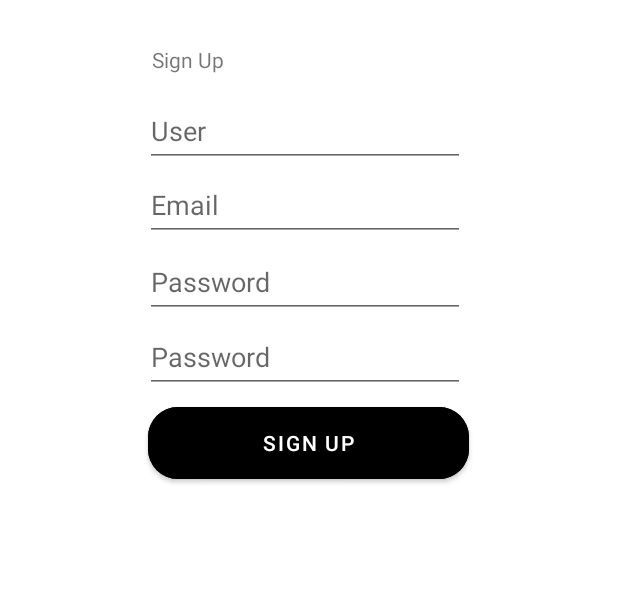
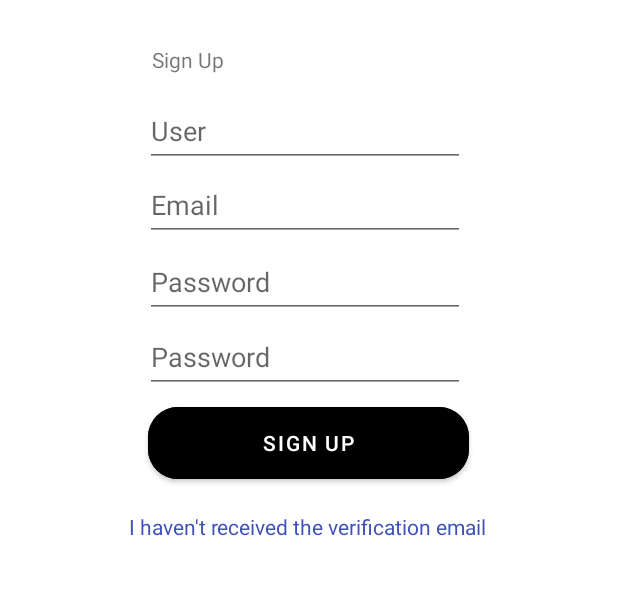
Before and after one commit to vadill0/MangApp, an Android app: the screen it shows after launch (SignInActivity), after a tap on "Sign Up", on a phone screen of 412 x 824 dp, the part 496-1091 px from its top. Run offline under Robolectric (Android 15) with nearby library versions, the phone set to English and light mode, and no system bars; our stand-ins replace Firebase (no records; nobody signed in at launch, a user with empty details on screens opened directly).

Commit message:
EmailVerificationFragment can be called from SignUpFragment.java

```diff
--- a/app/src/main/java/com/example/mangapp/SignInActivity.java
+++ b/app/src/main/java/com/example/mangapp/SignInActivity.java
@@ -34,7 +34,7 @@ import com.google.firebase.auth.GoogleAuthProvider;
 import java.util.Objects;
 import java.util.regex.Pattern;
 
-public class SignInActivity extends AppCompatActivity {
+public class SignInActivity extends AppCompatActivity implements SignUpFragment.OnEmailVerificationRequestedListener{
     private FirebaseAuth mAuth;
     private GoogleSignInClient googleSignInClient;
     private static final int RC_SIGN_IN = 9001;
@@ -241,6 +241,15 @@ public class SignInActivity extends AppCompatActivity {
         loadFragment(new EmailVerificationFragment(user));
     }
 
+    @Override
+    public void onEmailVerificationRequested() {
+        // Perform fragment transaction to open the email verification fragment
+        getSupportFragmentManager().beginTransaction()
+                .replace(R.id.fragment_container, new EmailVerificationFragment(mAuth.getCurrentUser()))
+                .addToBackStack(null)
+                .commit();
+    }
+
     public void updateUI(FirebaseUser user){
         textView.setText(user.getEmail());//debug
     }
--- a/app/src/main/java/com/example/mangapp/SignUpFragment.java
+++ b/app/src/main/java/com/example/mangapp/SignUpFragment.java
@@ -1,8 +1,10 @@
 package com.example.mangapp;
 
+import android.content.Context;
 import android.os.Bundle;
 
 import androidx.activity.OnBackPressedCallback;
+import androidx.annotation.NonNull;
 import androidx.fragment.app.Fragment;
 import androidx.fragment.app.FragmentManager;
 import android.util.Log;
@@ -12,6 +14,7 @@ import android.view.ViewGroup;
 import android.widget.Button;
 import android.widget.EditText;
 import android.widget.ImageView;
+import android.widget.TextView;
 import android.widget.Toast;
 import com.google.firebase.auth.FirebaseAuth;
 import com.google.firebase.auth.FirebaseUser;
@@ -19,6 +22,7 @@ import com.google.firebase.auth.FirebaseUser;
 public class SignUpFragment extends Fragment {
 
     private static final String TAG = "SignUpDialogFragment";
+    TextView textViewVerificationNotSent;
     EditText editTextUser, editTextEmailRecovery, editTextPassword, editTextPasswordVerify;
     ImageView imageViewReturn;
     Button buttonSignUp;
@@ -34,6 +38,7 @@ public class SignUpFragment extends Fragment {
         editTextUser = view.findViewById(R.id.editTextUser);
         editTextPasswordVerify = view.findViewById(R.id.editTextPasswordVerifySU);
         imageViewReturn = view.findViewById(R.id.imageViewReturn);
+        textViewVerificationNotSent = view.findViewById(R.id.textViewVerificationNotSent);
 
         mAuth = FirebaseAuth.getInstance();
 
@@ -55,6 +60,8 @@ public class SignUpFragment extends Fragment {
                 signUp(email, password);
             }
         });
+
+        textViewVerificationNotSent.setOnClickListener((View v) -> requestEmailVerification());
 
         imageViewReturn.setOnClickListener(v -> {
             if (getActivity() != null) {
@@ -111,4 +118,27 @@ public class SignUpFragment extends Fragment {
                     });
         }
     }
+
+    public interface OnEmailVerificationRequestedListener {
+        void onEmailVerificationRequested();
+    }
+
+    private OnEmailVerificationRequestedListener mListener;
+
+    @Override
+    public void onAttach(@NonNull Context context) {
+        super.onAttach(context);
+        if (context instanceof OnEmailVerificationRequestedListener) {
+            mListener = (OnEmailVerificationRequestedListener) context;
+        } else {
+            throw new RuntimeException(context + " must implement OnEmailVerificationRequestedListener");
+        }
+    }
+
+    // Call this method when you want to open the email verification fragment
+    private void requestEmailVerification() {
+        if (mListener != null) {
+            mListener.onEmailVerificationRequested();
+        }
+    }
 }
--- a/app/src/main/res/layout/fragment_sign_up.xml
+++ b/app/src/main/res/layout/fragment_sign_up.xml
@@ -156,4 +156,17 @@
         app:layout_constraintVertical_bias="0.055"
         app:srcCompat="?attr/actionModeCloseDrawable" />
 
+    <TextView
+        android:id="@+id/textViewVerificationNotSent"
+        android:layout_width="wrap_content"
+        android:layout_height="wrap_content"
+        android:text="@string/verification_not_received"
+        android:textColor="#3F51B5"
+        app:layout_constraintBottom_toBottomOf="parent"
+        app:layout_constraintEnd_toEndOf="parent"
+        app:layout_constraintHorizontal_bias="0.498"
+        app:layout_constraintStart_toStartOf="parent"
+        app:layout_constraintTop_toTopOf="parent"
+        app:layout_constraintVertical_bias="0.823" />
+
 </androidx.constraintlayout.widget.ConstraintLayout>
--- a/app/src/main/res/values/strings.xml
+++ b/app/src/main/res/values/strings.xml
@@ -21,4 +21,5 @@
     <string name="goback">goBack</string>
     <string name="verification_email">Verification email</string>
     <string name="send_verification">Send verification</string>
+    <string name="verification_not_received">I haven\'t received the verification email</string>
 </resources>
```
